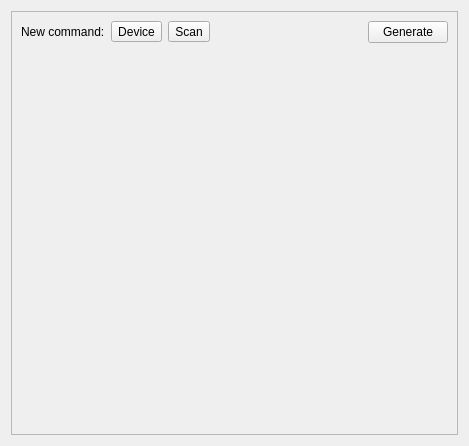
Qt form lib/nicos/clients/gui/panels/cmdinput.ui (mlz-ictrl/nicos) before a commit.
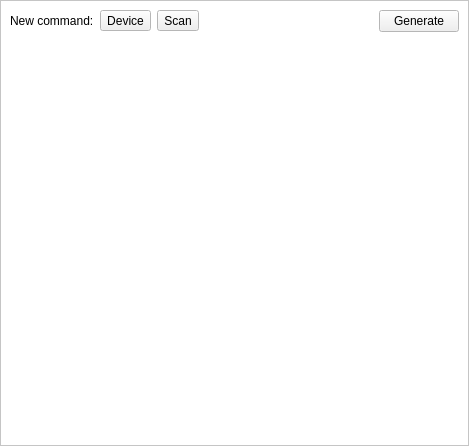
The same form after that commit.

Commit message: command input: improve UI

Diff of the .ui file:
```diff
--- a/lib/nicos/clients/gui/panels/cmdinput.ui
+++ b/lib/nicos/clients/gui/panels/cmdinput.ui
@@ -14,8 +14,78 @@
    <string>Form</string>
   </property>
   <layout class="QVBoxLayout" name="verticalLayout_2">
+   <property name="margin">
+    <number>0</number>
+   </property>
    <item>
     <widget class="QScrollArea" name="scroller">
+     <property name="palette">
+      <palette>
+       <active>
+        <colorrole role="Base">
+         <brush brushstyle="SolidPattern">
+          <color alpha="255">
+           <red>255</red>
+           <green>255</green>
+           <blue>255</blue>
+          </color>
+         </brush>
+        </colorrole>
+        <colorrole role="Window">
+         <brush brushstyle="SolidPattern">
+          <color alpha="255">
+           <red>255</red>
+           <green>255</green>
+           <blue>255</blue>
+          </color>
+         </brush>
+        </colorrole>
+       </active>
+       <inactive>
+        <colorrole role="Base">
+         <brush brushstyle="SolidPattern">
+          <color alpha="255">
+           <red>255</red>
+           <green>255</green>
+           <blue>255</blue>
+          </color>
+         </brush>
+        </colorrole>
+        <colorrole role="Window">
+         <brush brushstyle="SolidPattern">
+          <color alpha="255">
+           <red>255</red>
+           <green>255</green>
+           <blue>255</blue>
+          </color>
+         </brush>
+        </colorrole>
+       </inactive>
+       <disabled>
+        <colorrole role="Base">
+         <brush brushstyle="SolidPattern">
+          <color alpha="255">
+           <red>255</red>
+           <green>255</green>
+           <blue>255</blue>
+          </color>
+         </brush>
+        </colorrole>
+        <colorrole role="Window">
+         <brush brushstyle="SolidPattern">
+          <color alpha="255">
+           <red>255</red>
+           <green>255</green>
+           <blue>255</blue>
+          </color>
+         </brush>
+        </colorrole>
+       </disabled>
+      </palette>
+     </property>
+     <property name="autoFillBackground">
+      <bool>true</bool>
+     </property>
      <property name="widgetResizable">
       <bool>true</bool>
      </property>
@@ -24,8 +94,8 @@
        <rect>
         <x>0</x>
         <y>0</y>
-        <width>451</width>
-        <height>428</height>
+        <width>463</width>
+        <height>440</height>
        </rect>
       </property>
       <layout class="QVBoxLayout" name="verticalLayout">
```
The commit also changes 4 other files.
